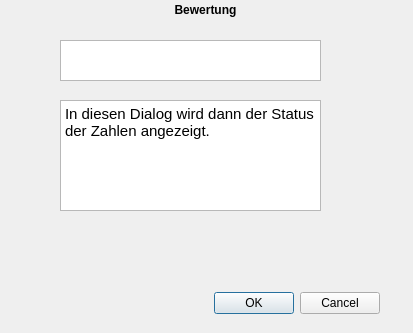
The window that lotto/lotto_dialog.ui (MarkusHackspacher/pyLottoverwaltung) describes before a commit, drawn with Qt 5.
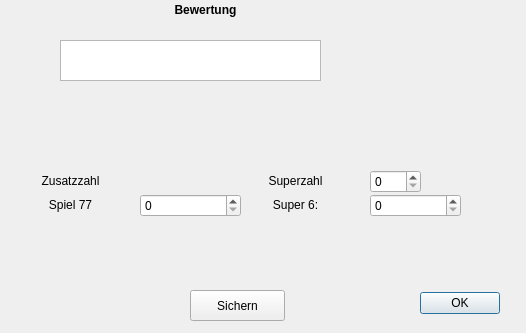
The same window after the commit.

```diff
--- a/lotto/lotto_dialog.ui
+++ b/lotto/lotto_dialog.ui
@@ -6,7 +6,7 @@
    <rect>
     <x>0</x>
     <y>0</y>
-    <width>413</width>
+    <width>526</width>
     <height>333</height>
    </rect>
   </property>
@@ -38,31 +38,14 @@
   <widget class="QDialogButtonBox" name="buttonBox">
    <property name="geometry">
     <rect>
-     <x>180</x>
+     <x>409</x>
      <y>290</y>
-     <width>200</width>
+     <width>91</width>
      <height>27</height>
     </rect>
    </property>
    <property name="standardButtons">
-    <set>QDialogButtonBox::Cancel|QDialogButtonBox::Ok</set>
-   </property>
-  </widget>
-  <widget class="QTextEdit" name="textEdit">
-   <property name="geometry">
-    <rect>
-     <x>60</x>
-     <y>100</y>
-     <width>261</width>
-     <height>111</height>
-    </rect>
-   </property>
-   <property name="html">
-    <string>&lt;!DOCTYPE HTML PUBLIC &quot;-//W3C//DTD HTML 4.0//EN&quot; &quot;http://www.w3.org/TR/REC-html40/strict.dtd&quot;&gt;
-&lt;html&gt;&lt;head&gt;&lt;meta name=&quot;qrichtext&quot; content=&quot;1&quot; /&gt;&lt;style type=&quot;text/css&quot;&gt;
-p, li { white-space: pre-wrap; }
-&lt;/style&gt;&lt;/head&gt;&lt;body style=&quot; font-family:'Cantarell'; font-size:11pt; font-weight:400; font-style:normal;&quot;&gt;
-&lt;p style=&quot; margin-top:0px; margin-bottom:0px; margin-left:0px; margin-right:0px; -qt-block-indent:0; text-indent:0px;&quot;&gt;In diesen Dialog wird dann der Status der Zahlen angezeigt.&lt;/p&gt;&lt;/body&gt;&lt;/html&gt;</string>
+    <set>QDialogButtonBox::Ok</set>
    </property>
   </widget>
   <widget class="QPlainTextEdit" name="plainTextEdit">
@@ -75,6 +58,133 @@
     </rect>
    </property>
   </widget>
+  <widget class="QWidget" name="horizontalLayoutWidget">
+   <property name="geometry">
+    <rect>
+     <x>60</x>
+     <y>110</y>
+     <width>311</width>
+     <height>41</height>
+    </rect>
+   </property>
+   <layout class="QHBoxLayout" name="horizontalLayout"/>
+  </widget>
+  <widget class="QSpinBox" name="spinBox_superz">
+   <property name="geometry">
+    <rect>
+     <x>370</x>
+     <y>170</y>
+     <width>51</width>
+     <height>23</height>
+    </rect>
+   </property>
+   <property name="maximum">
+    <number>9</number>
+   </property>
+  </widget>
+  <widget class="QSpinBox" name="spinBox_spiel77">
+   <property name="geometry">
+    <rect>
+     <x>140</x>
+     <y>194</y>
+     <width>101</width>
+     <height>23</height>
+    </rect>
+   </property>
+   <property name="maximum">
+    <number>9999999</number>
+   </property>
+  </widget>
+  <widget class="QSpinBox" name="spinBox_super6">
+   <property name="geometry">
+    <rect>
+     <x>370</x>
+     <y>194</y>
+     <width>91</width>
+     <height>23</height>
+    </rect>
+   </property>
+   <property name="maximum">
+    <number>999999</number>
+   </property>
+  </widget>
+  <widget class="QLabel" name="lab_zusatz">
+   <property name="geometry">
+    <rect>
+     <x>20</x>
+     <y>170</y>
+     <width>101</width>
+     <height>21</height>
+    </rect>
+   </property>
+   <property name="text">
+    <string>Zusatzzahl</string>
+   </property>
+   <property name="alignment">
+    <set>Qt::AlignCenter</set>
+   </property>
+  </widget>
+  <widget class="QLabel" name="lab_spiel77">
+   <property name="geometry">
+    <rect>
+     <x>20</x>
+     <y>194</y>
+     <width>101</width>
+     <height>21</height>
+    </rect>
+   </property>
+   <property name="text">
+    <string>Spiel 77</string>
+   </property>
+   <property name="alignment">
+    <set>Qt::AlignCenter</set>
+   </property>
+  </widget>
+  <widget class="QLabel" name="lab_superz">
+   <property name="geometry">
+    <rect>
+     <x>250</x>
+     <y>170</y>
+     <width>91</width>
+     <height>21</height>
+    </rect>
+   </property>
+   <property name="text">
+    <string>Superzahl</string>
+   </property>
+   <property name="alignment">
+    <set>Qt::AlignCenter</set>
+   </property>
+  </widget>
+  <widget class="QLabel" name="lab_super6">
+   <property name="geometry">
+    <rect>
+     <x>250</x>
+     <y>194</y>
+     <width>91</width>
+     <height>21</height>
+    </rect>
+   </property>
+   <property name="text">
+    <string>Super 6:</string>
+   </property>
+   <property name="alignment">
+    <set>Qt::AlignCenter</set>
+   </property>
+  </widget>
+  <widget class="QPushButton" name="btn_save">
+   <property name="geometry">
+    <rect>
+     <x>190</x>
+     <y>290</y>
+     <width>95</width>
+     <height>31</height>
+    </rect>
+   </property>
+   <property name="text">
+    <string>Sichern</string>
+   </property>
+  </widget>
  </widget>
  <resources/>
  <connections/>
```
